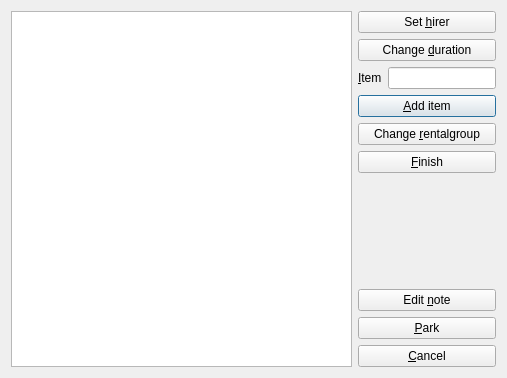
Before: the Qt Designer form src/rentdialog.ui in RoskildeSkiklub/ssfh, drawn with Qt 5.
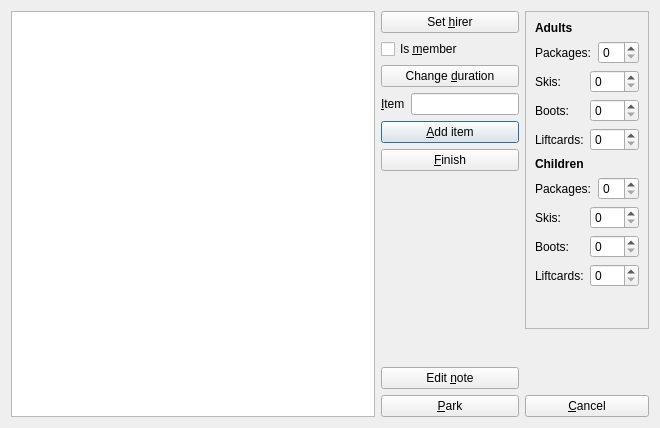
After: the same form once the commit is applied.

Commit message: Added hidden fields for adding packages, skis, boots, liftcards

```diff
--- a/src/rentdialog.ui
+++ b/src/rentdialog.ui
@@ -6,8 +6,8 @@
    <rect>
     <x>0</x>
     <y>0</y>
-    <width>507</width>
-    <height>378</height>
+    <width>660</width>
+    <height>428</height>
    </rect>
   </property>
   <property name="windowTitle">
@@ -16,24 +16,34 @@
   <property name="modal">
    <bool>true</bool>
   </property>
-  <layout class="QGridLayout" name="gridLayout">
+  <layout class="QGridLayout" name="gridLayout_3">
+   <item row="0" column="0">
+    <widget class="QTextBrowser" name="output_contract_textBrowser"/>
+   </item>
    <item row="0" column="1">
-    <layout class="QVBoxLayout" name="verticalLayout">
-     <item>
+    <layout class="QGridLayout" name="gridLayout_2">
+     <item row="0" column="0">
       <widget class="QPushButton" name="input_hirer_pushButton">
        <property name="text">
         <string>Set &amp;hirer</string>
        </property>
       </widget>
      </item>
-     <item>
+     <item row="1" column="0">
+      <widget class="QCheckBox" name="input_isMember_checkBox">
+       <property name="text">
+        <string>Is &amp;member</string>
+       </property>
+      </widget>
+     </item>
+     <item row="2" column="0">
       <widget class="QPushButton" name="input_duration_pushButton">
        <property name="text">
         <string>Change &amp;duration</string>
        </property>
       </widget>
      </item>
-     <item>
+     <item row="3" column="0">
       <layout class="QHBoxLayout" name="horizontalLayout_6">
        <item>
         <widget class="QLabel" name="label_5">
@@ -57,7 +67,7 @@
        </item>
       </layout>
      </item>
-     <item>
+     <item row="4" column="0">
       <widget class="QPushButton" name="input_addItem_pushButton">
        <property name="text">
         <string>&amp;Add item</string>
@@ -67,21 +77,14 @@
        </property>
       </widget>
      </item>
-     <item>
-      <widget class="QPushButton" name="input_rentalgroup_pushButton">
-       <property name="text">
-        <string>Change &amp;rentalgroup</string>
-       </property>
-      </widget>
-     </item>
-     <item>
+     <item row="5" column="0">
       <widget class="QPushButton" name="input_finish_pushButton">
        <property name="text">
         <string>&amp;Finish</string>
        </property>
       </widget>
      </item>
-     <item>
+     <item row="6" column="0">
       <spacer name="verticalSpacer">
        <property name="orientation">
         <enum>Qt::Vertical</enum>
@@ -94,32 +97,254 @@
        </property>
       </spacer>
      </item>
-     <item>
-      <widget class="QPushButton" name="input_editNote_pushButton">
-       <property name="text">
-        <string>Edit &amp;note</string>
-       </property>
-      </widget>
+     <item row="7" column="0" rowspan="2">
+      <layout class="QVBoxLayout" name="verticalLayout">
+       <item>
+        <spacer name="verticalSpacer_3">
+         <property name="orientation">
+          <enum>Qt::Vertical</enum>
+         </property>
+         <property name="sizeHint" stdset="0">
+          <size>
+           <width>20</width>
+           <height>40</height>
+          </size>
+         </property>
+        </spacer>
+       </item>
+       <item>
+        <widget class="QPushButton" name="input_editNote_pushButton">
+         <property name="text">
+          <string>Edit &amp;note</string>
+         </property>
+        </widget>
+       </item>
+       <item>
+        <widget class="QPushButton" name="input_park_pushButton">
+         <property name="text">
+          <string>&amp;Park</string>
+         </property>
+        </widget>
+       </item>
+      </layout>
      </item>
-     <item>
-      <widget class="QPushButton" name="input_park_pushButton">
-       <property name="text">
-        <string>&amp;Park</string>
+     <item row="7" column="1">
+      <spacer name="verticalSpacer_2">
+       <property name="orientation">
+        <enum>Qt::Vertical</enum>
        </property>
-      </widget>
+       <property name="sizeHint" stdset="0">
+        <size>
+         <width>20</width>
+         <height>40</height>
+        </size>
+       </property>
+      </spacer>
      </item>
-     <item>
+     <item row="8" column="1">
       <widget class="QPushButton" name="input_cancel_pushButton">
        <property name="text">
         <string>&amp;Cancel</string>
        </property>
       </widget>
      </item>
+     <item row="0" column="1" rowspan="7">
+      <widget class="QFrame" name="adult_children_frame">
+       <property name="frameShape">
+        <enum>QFrame::StyledPanel</enum>
+       </property>
+       <property name="frameShadow">
+        <enum>QFrame::Raised</enum>
+       </property>
+       <layout class="QGridLayout" name="gridLayout">
+        <item row="1" column="0">
+         <layout class="QHBoxLayout" name="horizontalLayout_2">
+          <item>
+           <widget class="QLabel" name="label_3">
+            <property name="text">
+             <string>Packages:</string>
+            </property>
+           </widget>
+          </item>
+          <item>
+           <widget class="QSpinBox" name="input_adultPackages_spinBox">
+            <property name="prefix">
+             <string/>
+            </property>
+           </widget>
+          </item>
+         </layout>
+        </item>
+        <item row="2" column="0">
+         <layout class="QHBoxLayout" name="horizontalLayout_3">
+          <item>
+           <widget class="QLabel" name="label_4">
+            <property name="text">
+             <string>Skis:</string>
+            </property>
+           </widget>
+          </item>
+          <item>
+           <widget class="QSpinBox" name="input_adultSkis_spinBox">
+            <property name="prefix">
+             <string/>
+            </property>
+           </widget>
+          </item>
+         </layout>
+        </item>
+        <item row="3" column="0">
+         <layout class="QHBoxLayout" name="horizontalLayout_4">
+          <item>
+           <widget class="QLabel" name="label_6">
+            <property name="text">
+             <string>Boots:</string>
+            </property>
+           </widget>
+          </item>
+          <item>
+           <widget class="QSpinBox" name="input_adultBoots_spinBox">
+            <property name="prefix">
+             <string/>
+            </property>
+           </widget>
+          </item>
+         </layout>
+        </item>
+        <item row="4" column="0">
+         <layout class="QHBoxLayout" name="horizontalLayout_10">
+          <item>
+           <widget class="QLabel" name="label_12">
+            <property name="text">
+             <string>Liftcards:</string>
+            </property>
+           </widget>
+          </item>
+          <item>
+           <widget class="QSpinBox" name="input_adultLiftcards_spinBox">
+            <property name="prefix">
+             <string/>
+            </property>
+           </widget>
+          </item>
+         </layout>
+        </item>
+        <item row="6" column="0">
+         <layout class="QHBoxLayout" name="horizontalLayout_9">
+          <item>
+           <widget class="QLabel" name="label_11">
+            <property name="text">
+             <string>Packages:</string>
+            </property>
+           </widget>
+          </item>
+          <item>
+           <widget class="QSpinBox" name="input_childrenPackages_spinBox">
+            <property name="prefix">
+             <string/>
+            </property>
+           </widget>
+          </item>
+         </layout>
+        </item>
+        <item row="7" column="0">
+         <layout class="QHBoxLayout" name="horizontalLayout_7">
+          <item>
+           <widget class="QLabel" name="label_9">
+            <property name="text">
+             <string>Skis:</string>
+            </property>
+           </widget>
+          </item>
+          <item>
+           <widget class="QSpinBox" name="input_childrenSkis_spinBox">
+            <property name="prefix">
+             <string/>
+            </property>
+           </widget>
+          </item>
+         </layout>
+        </item>
+        <item row="8" column="0">
+         <layout class="QHBoxLayout" name="horizontalLayout_8">
+          <item>
+           <widget class="QLabel" name="label_10">
+            <property name="text">
+             <string>Boots:</string>
+            </property>
+           </widget>
+          </item>
+          <item>
+           <widget class="QSpinBox" name="input_childrenBoots_spinBox">
+            <property name="prefix">
+             <string/>
+            </property>
+           </widget>
+          </item>
+         </layout>
+        </item>
+        <item row="9" column="0">
+         <layout class="QHBoxLayout" name="horizontalLayout_11">
+          <item>
+           <widget class="QLabel" name="label_13">
+            <property name="text">
+             <string>Liftcards:</string>
+            </property>
+           </widget>
+          </item>
+          <item>
+           <widget class="QSpinBox" name="input_childrenLiftcards_spinBox">
+            <property name="prefix">
+             <string/>
+            </property>
+           </widget>
+          </item>
+         </layout>
+        </item>
+        <item row="0" column="0">
+         <widget class="QLabel" name="label">
+          <property name="font">
+           <font>
+            <weight>75</weight>
+            <bold>true</bold>
+           </font>
+          </property>
+          <property name="text">
+           <string>Adults</string>
+          </property>
+         </widget>
+        </item>
+        <item row="5" column="0">
+         <widget class="QLabel" name="label_7">
+          <property name="font">
+           <font>
+            <weight>75</weight>
+            <bold>true</bold>
+           </font>
+          </property>
+          <property name="text">
+           <string>Children</string>
+          </property>
+         </widget>
+        </item>
+        <item row="10" column="0">
+         <spacer name="verticalSpacer_4">
+          <property name="orientation">
+           <enum>Qt::Vertical</enum>
+          </property>
+          <property name="sizeHint" stdset="0">
+           <size>
+            <width>20</width>
+            <height>40</height>
+           </size>
+          </property>
+         </spacer>
+        </item>
+       </layout>
+      </widget>
+     </item>
     </layout>
    </item>
-   <item row="0" column="0">
-    <widget class="QTextBrowser" name="output_contract_textBrowser"/>
-   </item>
   </layout>
  </widget>
  <tabstops>
```
Left out of the diff: 13 changed lines with no effect on the pictures. The commit also changes 1 other file.
